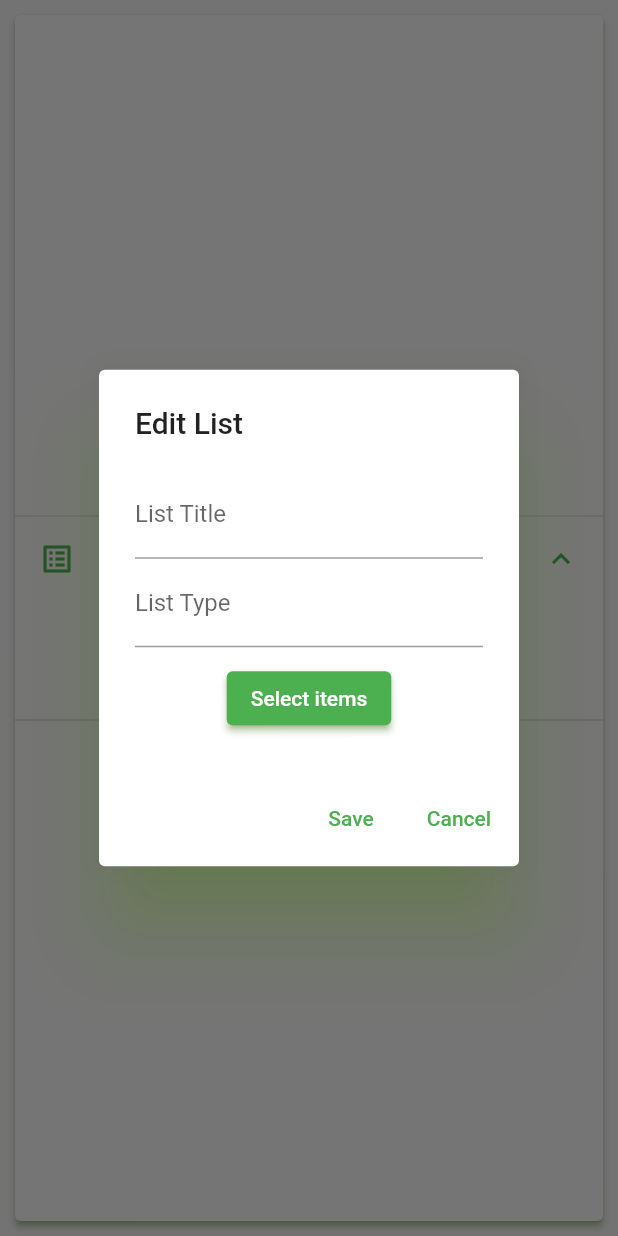
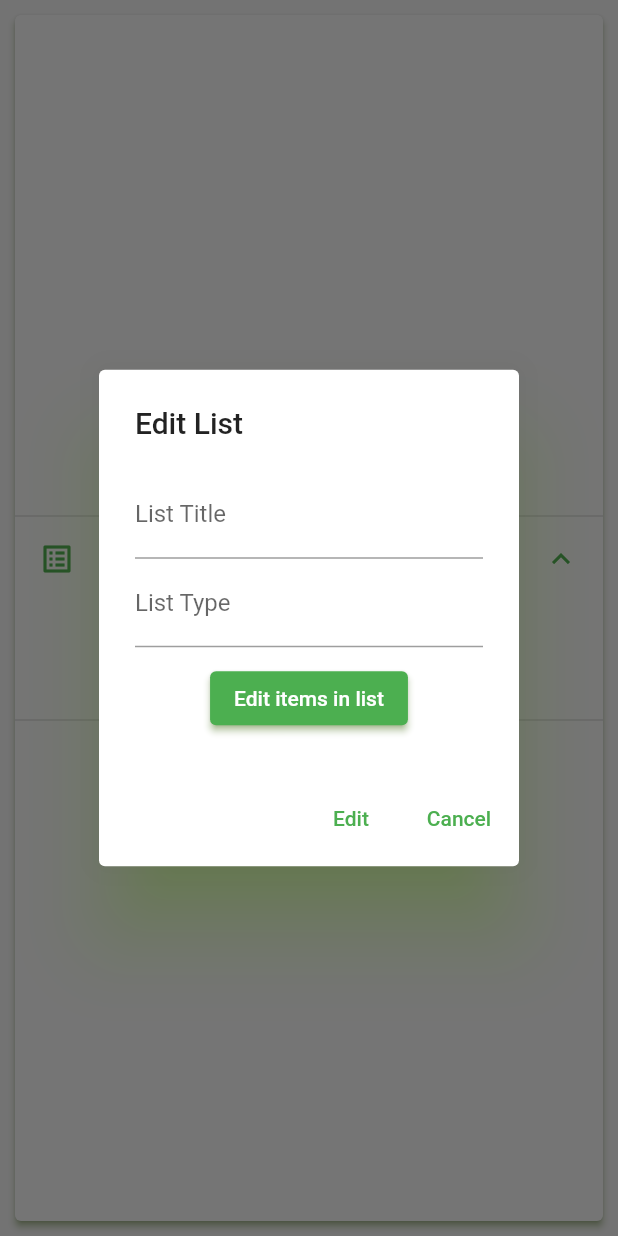
Before and after one commit to DatPika/AppDev2_GrocerGuide, a Flutter app: the CardBuild widget shown alone on an empty page, opened directly with empty values, after a tap on the "list alt" icon, after a tap on "Edit", on a phone screen of 412 x 824 dp. Run offline on Flutter 3.47's test engine with Material 2 defaults, Android fonts, the phone set to English and light mode, and no system bars; our stand-ins replace cloud_firestore, email_validator, firebase_auth, firebase_core; missing offline and left inert: flutter_material_color_picker; accounts and stored records are empty.

Commit message:
Update lists.dart
select items when editing not working correctly

```diff
--- a/AppDevFinalProject/lib/lists.dart
+++ b/AppDevFinalProject/lib/lists.dart
@@ -309,8 +309,8 @@ class _CardBuildState extends State<CardBuild> {
                 children: [
                   ElevatedButton(
                       onPressed: () async {
-                        List<Item> selectedItems = [];
-                        List<Item> existingItems = widget.list.itemList;
+                        List<Item> selectedItems = widget.list.itemList;
+                        List<Item> existingItems = []; //items in total
                         List<Item> itemList = [];
 
                         Future<void> loadItems() async {
@@ -321,7 +321,6 @@ class _CardBuildState extends State<CardBuild> {
                         }
 
                         loadItems();
-
                         TextEditingController itemListTitle =
                             TextEditingController(
                                 text: widget.list.itemListTitle);
@@ -354,10 +353,11 @@ class _CardBuildState extends State<CardBuild> {
                                 ),
                                 ElevatedButton(
                                     onPressed: () async {
-                                      // Your existing code here
+                                      // selectedItems.forEach((element) {
+                                      //   print(element.itemName);
+                                      // });
 
-                                      // Navigate to ItemListWidget and pass necessary data
-                                      Navigator.push(
+                                      List<Item> result = await Navigator.push(
                                         context,
                                         MaterialPageRoute(
                                           builder: (context) => ItemListWidget(
@@ -371,8 +371,13 @@ class _CardBuildState extends State<CardBuild> {
                                           ),
                                         ),
                                       );
+                                      if (result != null) {
+                                        setState(() {
+                                          itemList = result;
+                                        });
+                                      }
                                     },
-                                    child: Text("Select items"))
+                                    child: Text("Edit items in list"))
                               ],
                             ),
                             actions: [
@@ -399,7 +404,7 @@ class _CardBuildState extends State<CardBuild> {
                                   });
                                 },
                                 child: Text(
-                                  'Save',
+                                  'Edit',
                                   style: TextStyle(color: globals.mainColor),
                                 ),
                               ),
```
